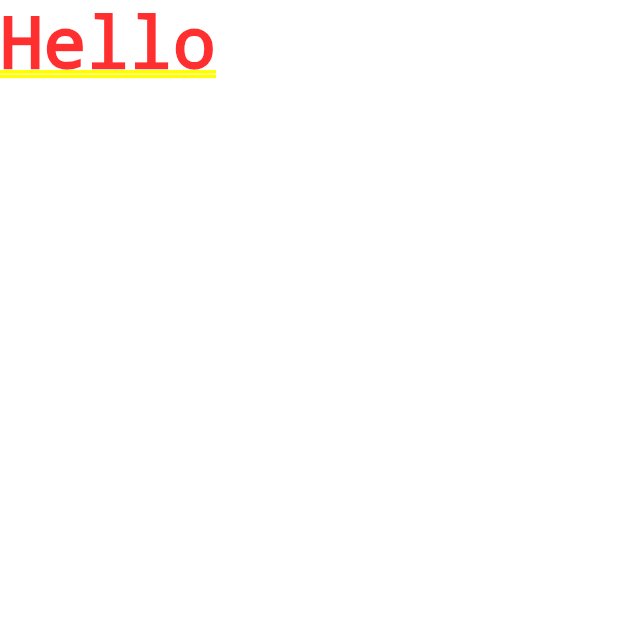
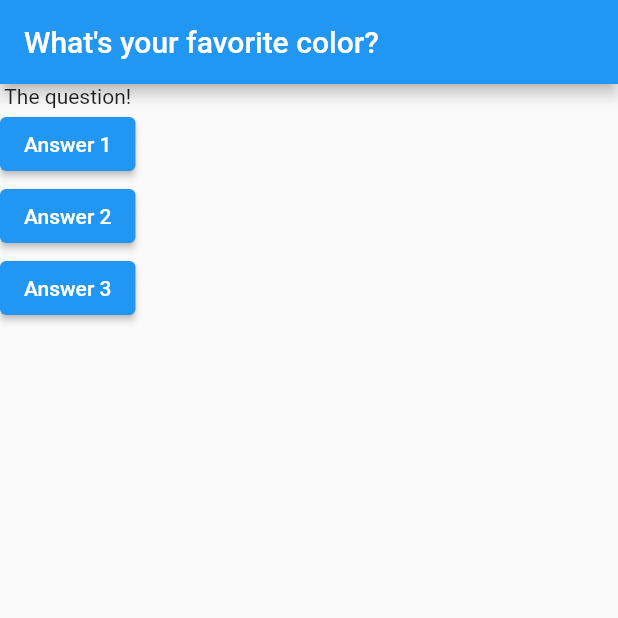
Before and after one commit to yu-s1127/flutter_quiz_app, a Flutter app: the screen it shows after launch, on a phone screen of 412 x 824 dp, the top half of it. Run offline on Flutter 3.47's test engine with Material 2 defaults, Android fonts, the phone set to English and light mode, and no system bars.

Commit message:
状態を持つ

```diff
--- a/lib/main.dart
+++ b/lib/main.dart
@@ -1,15 +1,54 @@
 import 'package:flutter/material.dart';
 
-void main() => runApp(const QuizApp());
+void main() => runApp(QuizApp());
 
-class QuizApp extends StatelessWidget {
-  const QuizApp({Key? key}) : super(key: key);
+class QuizApp extends StatefulWidget {
+  @override
+  State<StatefulWidget> createState() {
+    return QuizAppState();
+  }
+}
+
+class QuizAppState extends State<QuizApp> {
+  var questionIndex = 0;
+
+  void answerQuestion() {
+    setState(() {
+      questionIndex = questionIndex + 1;
+    });
+  }
 
   // This widget is the root of your application.
   @override
   Widget build(BuildContext context) {
-    return const MaterialApp(
-      home: Text('Hello'),
+    var questions = [
+      'What\'s your favorite color?',
+      'What\'s your favorite animal?',
+    ];
+
+    return MaterialApp(
+      home: Scaffold(
+        appBar: AppBar(
+          title: Text(questions[questionIndex]),
+        ),
+        body: Column(
+          children: <Widget>[
+            const Text('The question!'),
+            ElevatedButton(
+              child: const Text('Answer 1'),
+              onPressed: answerQuestion,
+            ),
+            ElevatedButton(
+              child: const Text('Answer 2'),
+              onPressed: () => print('Answer 2 choisen'),
+            ),
+            ElevatedButton(
+              child: const Text('Answer 3'),
+              onPressed: () => print('Answer 3 choisen'),
+            ),
+          ],
+        ),
+      ),
     );
   }
 }
```
Also changed, not shown: 1 other file.
